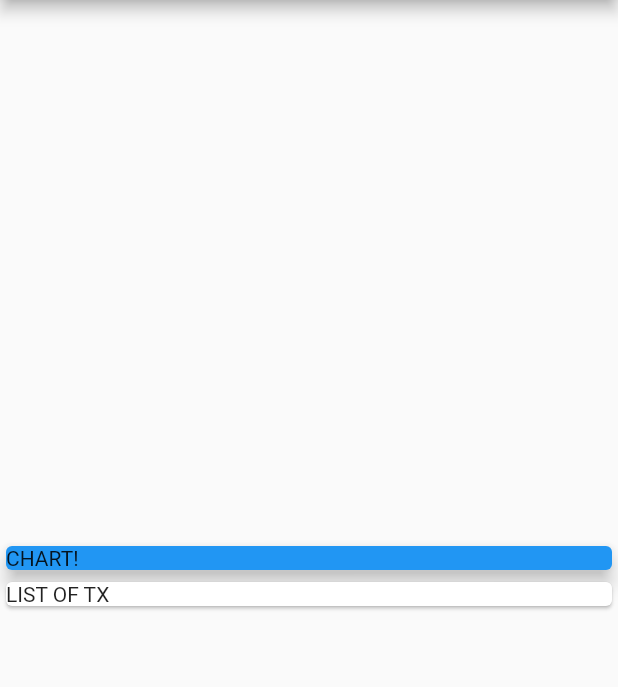
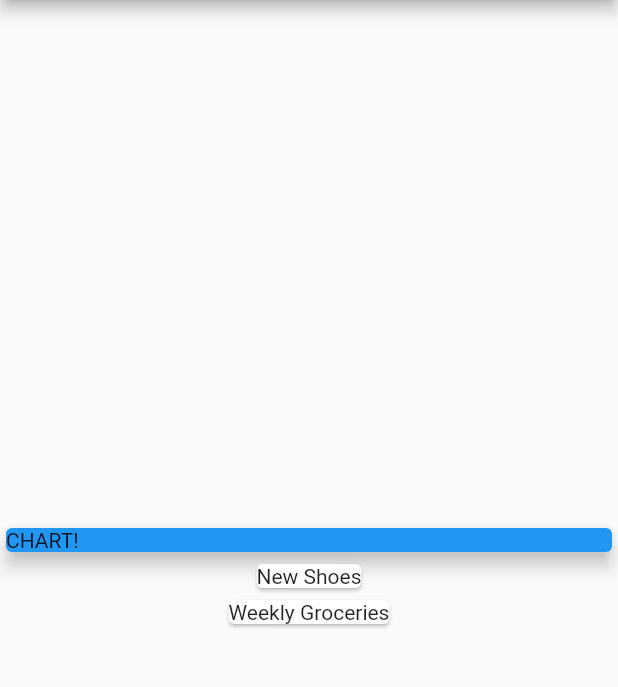
Before and after one commit to terminal-guy/Expense_App, a Flutter app: the screen it shows after launch, on a phone screen of 412 x 824 dp, the part 84-771 px from its top. Run offline on Flutter 3.47's test engine with Material 2 defaults, Android fonts, the phone set to English and light mode, and no system bars.

Commit message:
mapping data into widgets

```diff
--- a/lib/main.dart
+++ b/lib/main.dart
@@ -1,5 +1,6 @@
 import 'package:expense_app/transaction.dart';
 import 'package:flutter/material.dart';
+import 'package:flutter/rendering.dart';
 
 void main() {
   runApp(MyApp());
@@ -49,11 +50,15 @@ class MyHomePage extends StatelessWidget {
                 elevation: 5.0,
               ),
             ),
-            Card(
-              child: Container(
-                child: Text('LIST OF TX'),
-              ),
-            )
+            Column(
+              children: transactions.map(
+                (tx) {
+                  return Card(
+                    child: Text(tx.title),
+                  );
+                },
+              ).toList(),
+            ),
           ],
         ));
   }
```
